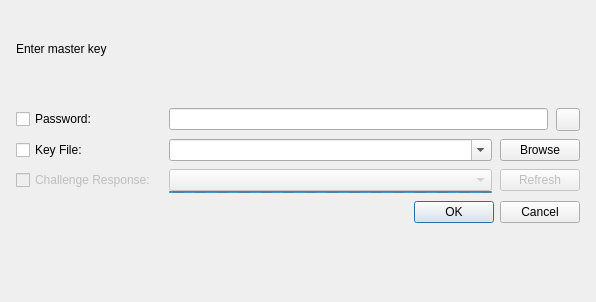
Old version of the form src/gui/DatabaseOpenWidget.ui in the repository keepassxreboot/keepassxc.
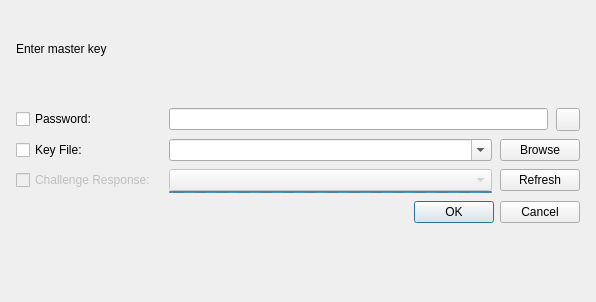
New version of the form. Custom widgets are drawn as their Qt base class.

Commit message: Only poll YubiKey for currently visible tab

Patch:
```diff
--- a/src/gui/DatabaseOpenWidget.ui
+++ b/src/gui/DatabaseOpenWidget.ui
@@ -156,7 +156,7 @@
        <item row="1" column="1">
         <widget class="QPushButton" name="buttonRedetectYubikey">
          <property name="enabled">
-          <bool>false</bool>
+          <bool>true</bool>
          </property>
          <property name="text">
           <string>Refresh</string>
```
The commit also changes 4 other files.
